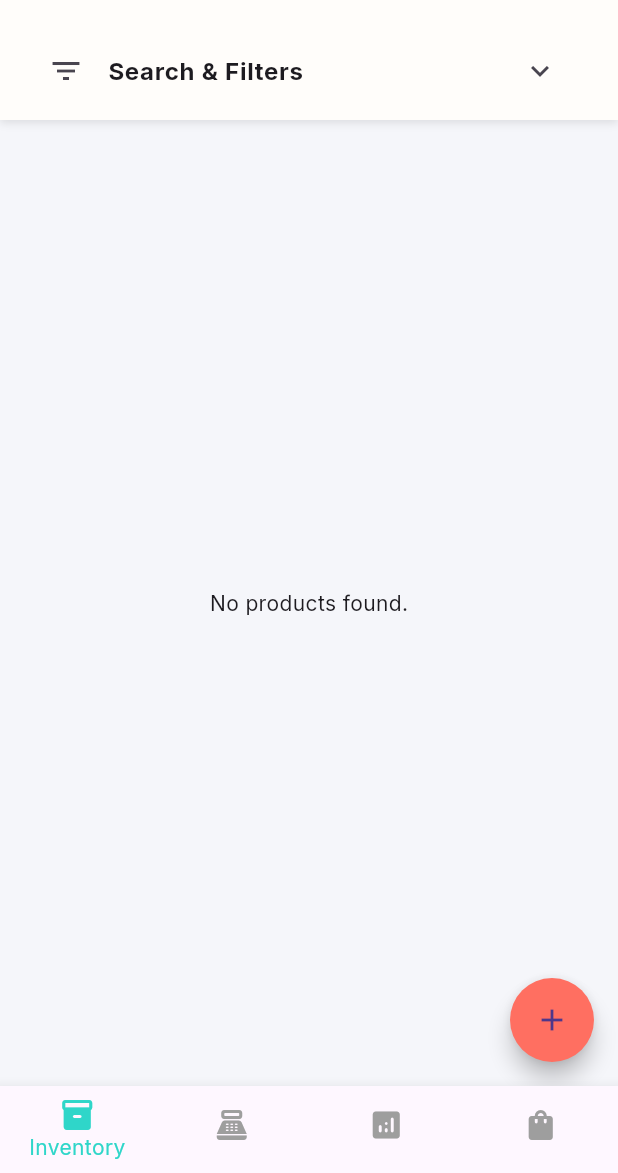
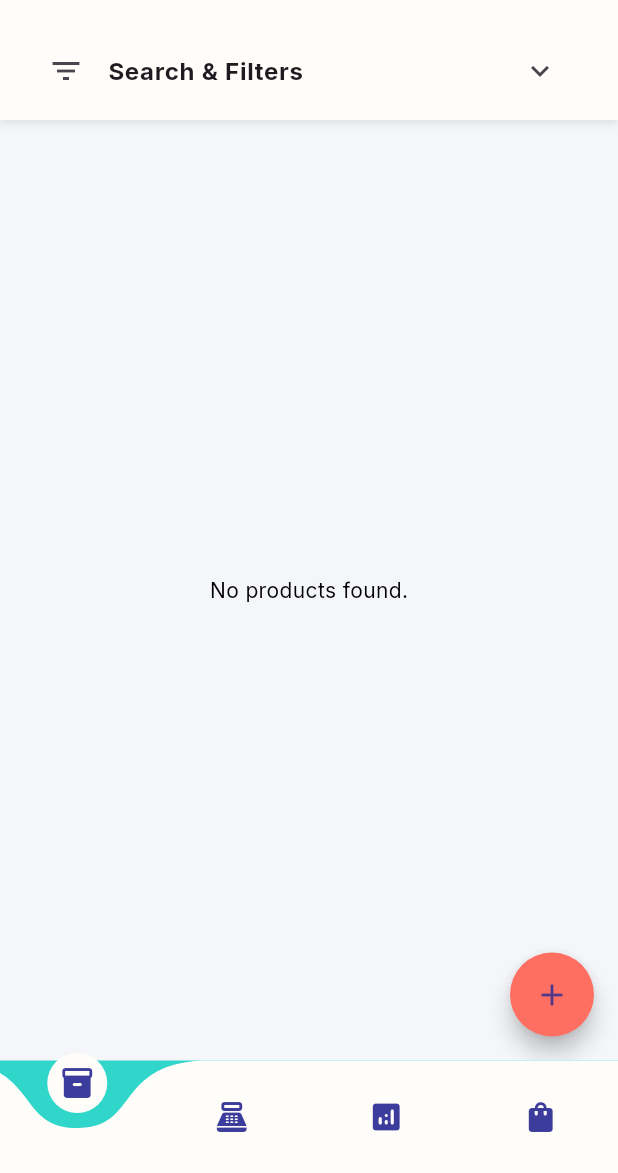
Before and after one commit to omar546/mivro, a Flutter app: the InventoryScreen screen opened by its route, on a phone screen of 412 x 824 dp, the part 63-1236 px from its top. Run offline on Flutter 3.47's test engine with Material 3 defaults, Android fonts, the phone set to English and light mode, and no system bars; drawn by our look-alikes of curved_navigation_bar; our stand-ins replace flutter_bloc, flutter_svg, font_awesome_flutter, go_router, google_fonts, hive and 4 more; accounts and stored records are empty.

Commit message:
done: inventory_screen with categories + brand info .. refactored: navbar - text theme todo: sales & analytics

```diff
--- a/lib/features/brand/presentation/pages/brand_screen.dart
+++ b/lib/features/brand/presentation/pages/brand_screen.dart
@@ -1,4 +1,3 @@
-
 import 'package:flutter/material.dart';
 import 'package:mivro/core/colors.dart';
 import 'package:qr_flutter/qr_flutter.dart';
@@ -357,7 +356,10 @@ class _BrandInfoScreenState extends State<BrandInfoScreen> {
                                   _buildSocialIcon(
                                     FontAwesomeIcons.xTwitter,
                                     brand.twitter,
-                                    Colors.black54,
+                                    Theme.of(context).brightness ==
+                                            Brightness.dark
+                                        ? Colors.white24
+                                        : Colors.black54,
                                   ),
                               ],
                             ),
--- a/lib/features/home/presentation/pages/home_layout.dart
+++ b/lib/features/home/presentation/pages/home_layout.dart
@@ -1,9 +1,11 @@
+import 'package:curved_navigation_bar/curved_navigation_bar.dart';
 import 'package:flutter/material.dart';
 import 'package:go_router/go_router.dart';
 import '../../../../core/colors.dart';
 
 class HomeLayout extends StatelessWidget {
   final Widget child;
+
   const HomeLayout({super.key, required this.child});
 
   static final List<String> tabs = ['/home', '/sales', '/dashboard', '/brand'];
@@ -29,31 +31,67 @@ class HomeLayout extends StatelessWidget {
 
     return Scaffold(
       body: child,
-      bottomNavigationBar: BottomNavigationBar(
-        currentIndex: selectedIndex,
+      bottomNavigationBar: CurvedNavigationBar(
+        index: selectedIndex,
         onTap: (index) => _onItemTapped(context, index),
-        selectedItemColor: AppColors.accent,
-        unselectedItemColor: Colors.grey,
-        type: BottomNavigationBarType.fixed,
-        showSelectedLabels: true,
-        showUnselectedLabels: false,
-        items: const [
-          BottomNavigationBarItem(
-            icon: Icon(Icons.inventory_2_rounded),
-            label: "Inventory",
+        backgroundColor:
+            Theme.of(context).brightness == Brightness.dark
+                ? AppColors.primary
+                : AppColors.accent,
+        color:
+            Theme.of(context).brightness == Brightness.dark
+                ? AppColors.dark
+                : AppColors.surface,
+        // selectedItemColor: AppColors.accent,
+        // unselectedItemColor: Colors.grey,
+        // type: BottomNavigationBarType.fixed,
+        // showSelectedLabels: true,
+        // showUnselectedLabels: false,
+        items: [
+          Icon(
+            Icons.inventory_2_rounded,
+            color:
+                Theme.of(context).brightness == Brightness.dark
+                    ? AppColors.accent
+                    : AppColors.primary,
           ),
-          BottomNavigationBarItem(
-            icon: Icon(Icons.point_of_sale_rounded),
-            label: "Sales",
+          Icon(
+            Icons.point_of_sale_rounded,
+            color:
+                Theme.of(context).brightness == Brightness.dark
+                    ? AppColors.accent
+                    : AppColors.primary,
           ),
-          BottomNavigationBarItem(
-            icon: Icon(Icons.analytics_rounded),
-            label: "Dashboard",
+          Icon(
+            Icons.analytics_rounded,
+            color:
+                Theme.of(context).brightness == Brightness.dark
+                    ? AppColors.accent
+                    : AppColors.primary,
           ),
-          BottomNavigationBarItem(
-            icon: Icon(Icons.shopping_bag_rounded),
-            label: "Brand",
+          Icon(
+            Icons.shopping_bag_rounded,
+            color:
+                Theme.of(context).brightness == Brightness.dark
+                    ? AppColors.accent
+                    : AppColors.primary,
           ),
+          // BottomNavigationBarItem(
+          //   icon: Icon(Icons.inventory_2_rounded),
+          //   label: "Inventory",
+          // ),
+          // BottomNavigationBarItem(
+          //   icon: Icon(Icons.point_of_sale_rounded),
+          //   label: "Sales",
+          // ),
+          // BottomNavigationBarItem(
+          //   icon: Icon(Icons.analytics_rounded),
+          //   label: "Dashboard",
+          // ),
+          // BottomNavigationBarItem(
+          //   icon: Icon(Icons.shopping_bag_rounded),
+          //   label: "Brand",
+          // ),
         ],
       ),
     );
--- a/pubspec.yaml
+++ b/pubspec.yaml
@@ -46,6 +46,7 @@ dependencies:
   qr_flutter: ^4.1.0
   shared_preferences: ^2.5.3
   font_awesome_flutter: ^10.9.1
+  curved_navigation_bar: ^1.0.6
 
 dev_dependencies:
   flutter_test:
```
Also changed, not shown: lib/features/inventory/presentation/pages/inventory_screen.dart (+15 -5 lines), lib/main.dart (+8 -2 lines), pubspec.lock.
